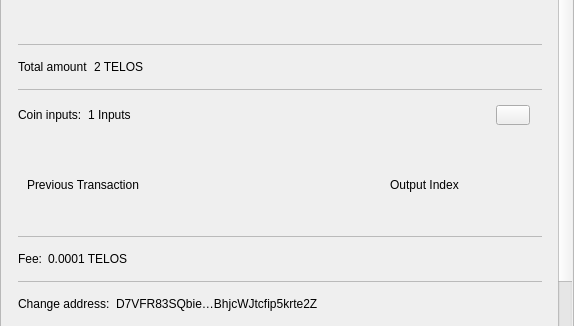
Old version of the form src/qt/moonet/forms/sendconfirmdialog.ui in the repository phoenixkonsole/MooNET; both pictures show x 0 to 574 and y 198 to 524 of the 574 by 680 pixel window.
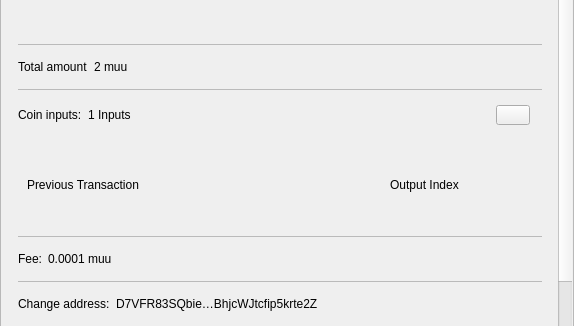
New version of the form.

```diff
--- a/src/qt/moonet/forms/sendconfirmdialog.ui
+++ b/src/qt/moonet/forms/sendconfirmdialog.ui
@@ -444,7 +444,7 @@
                    <item>
                     <widget class="QLabel" name="textAmount">
                      <property name="text">
-                      <string>2 TELOS</string>
+                      <string>2 muu</string>
                      </property>
                     </widget>
                    </item>
@@ -600,7 +600,7 @@
                    <item>
                     <widget class="QLabel" name="textFee">
                      <property name="text">
-                      <string>0.0001 TELOS</string>
+                      <string>0.0001 muu</string>
                      </property>
                     </widget>
                    </item>
```
